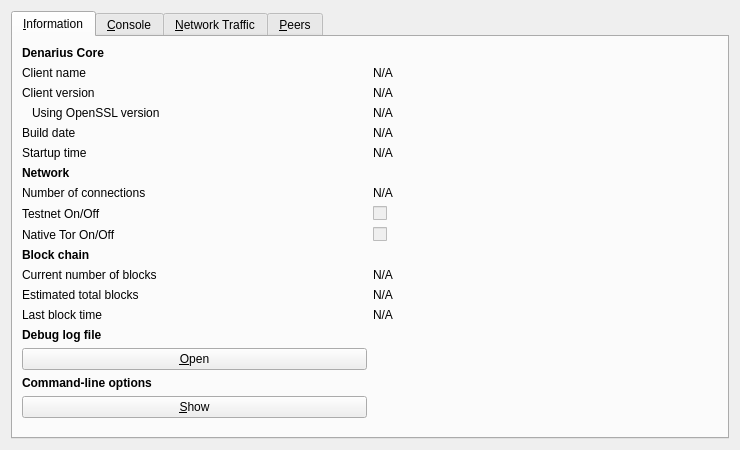
The window that src/qt/forms/rpcconsole.ui (metaspartan/denarius) describes before a commit, drawn with Qt 5.
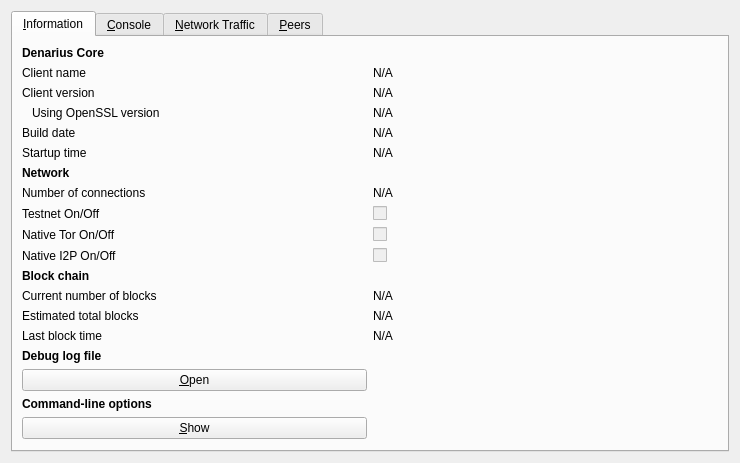
The same window after the commit. The open tabs and pages were chosen to show the change. Icons and pictures are not drawn. Custom widgets are drawn as their Qt base class.

Commit message: Full Native I2P Integration and other updates

```diff
--- a/src/qt/forms/rpcconsole.ui
+++ b/src/qt/forms/rpcconsole.ui
@@ -17,13 +17,20 @@
    <item>
     <widget class="QTabWidget" name="tabWidget">
      <property name="currentIndex">
-      <number>3</number>
+      <number>0</number>
      </property>
      <widget class="QWidget" name="tab_info">
       <attribute name="title">
        <string>&amp;Information</string>
       </attribute>
       <layout class="QGridLayout" name="gridLayout">
+       <item row="11" column="0">
+        <widget class="QLabel" name="label_82">
+         <property name="text">
+          <string>Native I2P On/Off</string>
+         </property>
+        </widget>
+       </item>
        <item row="0" column="0">
         <widget class="QLabel" name="label_9">
          <property name="font">
@@ -37,10 +44,19 @@
          </property>
         </widget>
        </item>
-       <item row="1" column="0">
-        <widget class="QLabel" name="label_5">
+       <item row="2" column="1">
+        <widget class="QLabel" name="clientVersion">
+         <property name="cursor">
+          <cursorShape>IBeamCursor</cursorShape>
+         </property>
          <property name="text">
-          <string>Client name</string>
+          <string>N/A</string>
+         </property>
+         <property name="textFormat">
+          <enum>Qt::PlainText</enum>
+         </property>
+         <property name="textInteractionFlags">
+          <set>Qt::LinksAccessibleByMouse|Qt::TextSelectableByKeyboard|Qt::TextSelectableByMouse</set>
          </property>
         </widget>
        </item>
@@ -51,19 +67,10 @@
          </property>
         </widget>
        </item>
-       <item row="2" column="1">
-        <widget class="QLabel" name="clientVersion">
-         <property name="cursor">
-          <cursorShape>IBeamCursor</cursorShape>
-         </property>
+       <item row="1" column="0">
+        <widget class="QLabel" name="label_5">
          <property name="text">
-          <string>N/A</string>
-         </property>
-         <property name="textFormat">
-          <enum>Qt::PlainText</enum>
-         </property>
-         <property name="textInteractionFlags">
-          <set>Qt::LinksAccessibleByMouse|Qt::TextSelectableByKeyboard|Qt::TextSelectableByMouse</set>
+          <string>Client name</string>
          </property>
         </widget>
        </item>
@@ -77,6 +84,22 @@
          </property>
         </widget>
        </item>
+       <item row="3" column="1">
+        <widget class="QLabel" name="openSSLVersion">
+         <property name="cursor">
+          <cursorShape>IBeamCursor</cursorShape>
+         </property>
+         <property name="text">
+          <string>N/A</string>
+         </property>
+         <property name="textFormat">
+          <enum>Qt::PlainText</enum>
+         </property>
+         <property name="textInteractionFlags">
+          <set>Qt::LinksAccessibleByMouse|Qt::TextSelectableByKeyboard|Qt::TextSelectableByMouse</set>
+         </property>
+        </widget>
+       </item>
        <item row="1" column="1">
         <widget class="QLabel" name="clientName">
          <property name="cursor">
@@ -116,8 +139,8 @@
          </property>
         </widget>
        </item>
-       <item row="3" column="1">
-        <widget class="QLabel" name="openSSLVersion">
+       <item row="5" column="1">
+        <widget class="QLabel" name="startupTime">
          <property name="cursor">
           <cursorShape>IBeamCursor</cursorShape>
          </property>
@@ -146,22 +169,6 @@
          </property>
         </widget>
        </item>
-       <item row="5" column="1">
-        <widget class="QLabel" name="startupTime">
-         <property name="cursor">
-          <cursorShape>IBeamCursor</cursorShape>
-         </property>
-         <property name="text">
-          <string>N/A</string>
-         </property>
-         <property name="textFormat">
-          <enum>Qt::PlainText</enum>
-         </property>
-         <property name="textInteractionFlags">
-          <set>Qt::LinksAccessibleByMouse|Qt::TextSelectableByKeyboard|Qt::TextSelectableByMouse</set>
-         </property>
-        </widget>
-       </item>
        <item row="6" column="0">
         <widget class="QLabel" name="label_11">
          <property name="font">
@@ -175,36 +182,6 @@
          </property>
         </widget>
        </item>
-       <item row="7" column="1">
-        <widget class="QLabel" name="numberOfConnections">
-         <property name="cursor">
-          <cursorShape>IBeamCursor</cursorShape>
-         </property>
-         <property name="text">
-          <string>N/A</string>
-         </property>
-         <property name="textFormat">
-          <enum>Qt::PlainText</enum>
-         </property>
-         <property name="textInteractionFlags">
-          <set>Qt::LinksAccessibleByMouse|Qt::TextSelectableByKeyboard|Qt::TextSelectableByMouse</set>
-         </property>
-        </widget>
-       </item>
-       <item row="8" column="0">
-        <widget class="QLabel" name="label_8">
-         <property name="text">
-          <string>Testnet On/Off</string>
-         </property>
-        </widget>
-       </item>
-       <item row="9" column="0">
-        <widget class="QLabel" name="label_81">
-         <property name="text">
-          <string>Native Tor On/Off</string>
-         </property>
-        </widget>
-       </item>
        <item row="8" column="1">
         <widget class="QCheckBox" name="isTestNet">
          <property name="enabled">
@@ -225,50 +202,64 @@
          </property>
         </widget>
        </item>
-       <item row="11" column="0">
+       <item row="7" column="1">
+        <widget class="QLabel" name="numberOfConnections">
+         <property name="cursor">
+          <cursorShape>IBeamCursor</cursorShape>
+         </property>
+         <property name="text">
+          <string>N/A</string>
+         </property>
+         <property name="textFormat">
+          <enum>Qt::PlainText</enum>
+         </property>
+         <property name="textInteractionFlags">
+          <set>Qt::LinksAccessibleByMouse|Qt::TextSelectableByKeyboard|Qt::TextSelectableByMouse</set>
+         </property>
+        </widget>
+       </item>
+       <item row="13" column="0">
         <widget class="QLabel" name="label_3">
          <property name="text">
           <string>Current number of blocks</string>
          </property>
         </widget>
        </item>
-       <item row="10" column="0">
-        <widget class="QLabel" name="label_10">
-         <property name="font">
-          <font>
-           <weight>75</weight>
-           <bold>true</bold>
-          </font>
-         </property>
+       <item row="9" column="0">
+        <widget class="QLabel" name="label_81">
          <property name="text">
-          <string>Block chain</string>
+          <string>Native Tor On/Off</string>
          </property>
         </widget>
        </item>
-       <item row="11" column="1">
-        <widget class="QLabel" name="numberOfBlocks">
-         <property name="cursor">
-          <cursorShape>IBeamCursor</cursorShape>
-         </property>
+       <item row="8" column="0">
+        <widget class="QLabel" name="label_8">
          <property name="text">
-          <string>N/A</string>
+          <string>Testnet On/Off</string>
          </property>
-         <property name="textFormat">
-          <enum>Qt::PlainText</enum>
-         </property>
-         <property name="textInteractionFlags">
-          <set>Qt::LinksAccessibleByMouse|Qt::TextSelectableByKeyboard|Qt::TextSelectableByMouse</set>
-         </property>
         </widget>
        </item>
-       <item row="12" column="0">
+       <item row="14" column="0">
         <widget class="QLabel" name="label_4">
          <property name="text">
           <string>Estimated total blocks</string>
          </property>
         </widget>
        </item>
-       <item row="13" column="0">
+       <item row="12" column="0">
+        <widget class="QLabel" name="label_10">
+         <property name="font">
+          <font>
+           <weight>75</weight>
+           <bold>true</bold>
+          </font>
+         </property>
+         <property name="text">
+          <string>Block chain</string>
+         </property>
+        </widget>
+       </item>
+       <item row="15" column="0">
         <widget class="QLabel" name="label_2">
          <property name="text">
           <string>Last block time</string>
@@ -276,6 +267,22 @@
         </widget>
        </item>
        <item row="13" column="1">
+        <widget class="QLabel" name="numberOfBlocks">
+         <property name="cursor">
+          <cursorShape>IBeamCursor</cursorShape>
+         </property>
+         <property name="text">
+          <string>N/A</string>
+         </property>
+         <property name="textFormat">
+          <enum>Qt::PlainText</enum>
+         </property>
+         <property name="textInteractionFlags">
+          <set>Qt::LinksAccessibleByMouse|Qt::TextSelectableByKeyboard|Qt::TextSelectableByMouse</set>
+         </property>
+        </widget>
+       </item>
+       <item row="15" column="1">
         <widget class="QLabel" name="lastBlockTime">
          <property name="cursor">
           <cursorShape>IBeamCursor</cursorShape>
@@ -291,36 +298,7 @@
          </property>
         </widget>
        </item>
-       <item row="12" column="1">
-        <widget class="QLabel" name="totalBlocks">
-         <property name="cursor">
-          <cursorShape>IBeamCursor</cursorShape>
-         </property>
-         <property name="text">
-          <string>N/A</string>
-         </property>
-         <property name="textFormat">
-          <enum>Qt::PlainText</enum>
-         </property>
-         <property name="textInteractionFlags">
-          <set>Qt::LinksAccessibleByMouse|Qt::TextSelectableByKeyboard|Qt::TextSelectableByMouse</set>
-         </property>
-        </widget>
-       </item>
-       <item row="14" column="0">
-        <spacer name="verticalSpacer_2">
-         <property name="orientation">
-          <enum>Qt::Vertical</enum>
-         </property>
-         <property name="sizeHint" stdset="0">
-          <size>
-           <width>20</width>
-           <height>20</height>
-          </size>
-         </property>
-        </spacer>
-       </item>
-       <item row="17" column="0">
+       <item row="19" column="0">
         <widget class="QLabel" name="labelCLOptions">
          <property name="font">
           <font>
@@ -334,6 +312,35 @@
         </widget>
        </item>
        <item row="16" column="0">
+        <spacer name="verticalSpacer_2">
+         <property name="orientation">
+          <enum>Qt::Vertical</enum>
+         </property>
+         <property name="sizeHint" stdset="0">
+          <size>
+           <width>20</width>
+           <height>20</height>
+          </size>
+         </property>
+        </spacer>
+       </item>
+       <item row="14" column="1">
+        <widget class="QLabel" name="totalBlocks">
+         <property name="cursor">
+          <cursorShape>IBeamCursor</cursorShape>
+         </property>
+         <property name="text">
+          <string>N/A</string>
+         </property>
+         <property name="textFormat">
+          <enum>Qt::PlainText</enum>
+         </property>
+         <property name="textInteractionFlags">
+          <set>Qt::LinksAccessibleByMouse|Qt::TextSelectableByKeyboard|Qt::TextSelectableByMouse</set>
+         </property>
+        </widget>
+       </item>
+       <item row="18" column="0">
         <widget class="QPushButton" name="openDebugLogfileButton">
          <property name="toolTip">
           <string>Open the Denarius debug log file from the current data directory. This can take a few seconds for large log files.</string>
@@ -346,20 +353,20 @@
          </property>
         </widget>
        </item>
-       <item row="15" column="0">
-        <widget class="QLabel" name="labelDebugLogfile">
-         <property name="font">
-          <font>
-           <weight>75</weight>
-           <bold>true</bold>
-          </font>
+       <item row="21" column="0">
+        <spacer name="verticalSpacer">
+         <property name="orientation">
+          <enum>Qt::Vertical</enum>
          </property>
-         <property name="text">
-          <string>Debug log file</string>
+         <property name="sizeHint" stdset="0">
+          <size>
+           <width>20</width>
+           <height>40</height>
+          </size>
          </property>
-        </widget>
+        </spacer>
        </item>
-       <item row="18" column="0">
+       <item row="20" column="0">
         <widget class="QPushButton" name="showCLOptionsButton">
          <property name="toolTip">
           <string>Show the Denarius-Qt help message to get a list with possible Denarius command-line options.</string>
@@ -372,18 +379,28 @@
          </property>
         </widget>
        </item>
-       <item row="19" column="0">
-        <spacer name="verticalSpacer">
-         <property name="orientation">
-          <enum>Qt::Vertical</enum>
+       <item row="17" column="0">
+        <widget class="QLabel" name="labelDebugLogfile">
+         <property name="font">
+          <font>
+           <weight>75</weight>
+           <bold>true</bold>
+          </font>
          </property>
-         <property name="sizeHint" stdset="0">
-          <size>
-           <width>20</width>
-           <height>40</height>
-          </size>
+         <property name="text">
+          <string>Debug log file</string>
          </property>
-        </spacer>
+        </widget>
+       </item>
+       <item row="11" column="1">
+        <widget class="QCheckBox" name="isNativeI2P">
+         <property name="enabled">
+          <bool>false</bool>
+         </property>
+         <property name="text">
+          <string/>
+         </property>
+        </widget>
        </item>
       </layout>
      </widget>
```
The commit also changes 27 other files.
